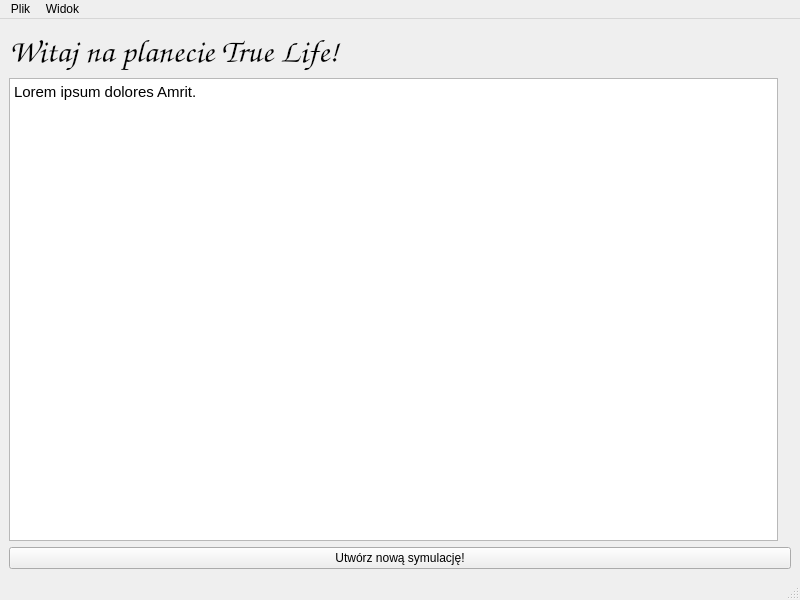
Old version of the form src/TrueLife/View/mainwindow.ui in the repository ppawel11/True-Life.
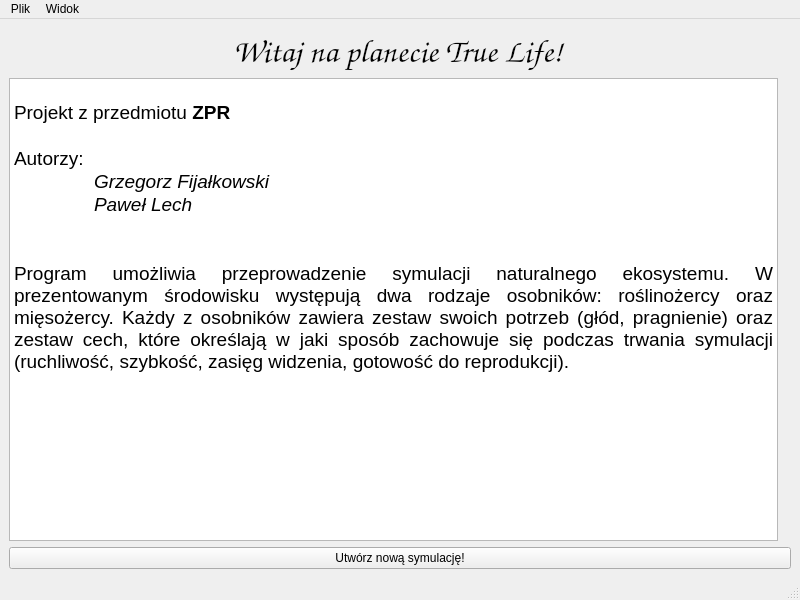
New version of the form. Icons and pictures are not drawn.

Commit message: Zmiany wizualne | kontynuacja symulacji na powrót ze statsów

What changed in the file:
```diff
--- a/src/TrueLife/View/mainwindow.ui
+++ b/src/TrueLife/View/mainwindow.ui
@@ -19,7 +19,7 @@
   </property>
   <widget class="QWidget" name="centralwidget">
    <layout class="QGridLayout" name="gridLayout">
-    <item row="0" column="0" colspan="2">
+    <item row="0" column="0" colspan="2" alignment="Qt::AlignHCenter">
      <widget class="QLabel" name="label">
       <property name="font">
        <font>
@@ -39,7 +39,18 @@
 &lt;html&gt;&lt;head&gt;&lt;meta name=&quot;qrichtext&quot; content=&quot;1&quot; /&gt;&lt;style type=&quot;text/css&quot;&gt;
 p, li { white-space: pre-wrap; }
 &lt;/style&gt;&lt;/head&gt;&lt;body style=&quot; font-family:'Ubuntu'; font-size:11pt; font-weight:400; font-style:normal;&quot;&gt;
-&lt;p style=&quot; margin-top:0px; margin-bottom:0px; margin-left:0px; margin-right:0px; -qt-block-indent:0; text-indent:0px;&quot;&gt;Lorem ipsum dolores Amrit.&lt;/p&gt;&lt;/body&gt;&lt;/html&gt;</string>
+&lt;p style=&quot;-qt-paragraph-type:empty; margin-top:0px; margin-bottom:0px; margin-left:0px; margin-right:0px; -qt-block-indent:0; text-indent:0px;&quot;&gt;&lt;br /&gt;&lt;/p&gt;
+&lt;p style=&quot; margin-top:0px; margin-bottom:0px; margin-left:0px; margin-right:0px; -qt-block-indent:0; text-indent:0px;&quot;&gt;&lt;span style=&quot; font-size:14pt;&quot;&gt;Projekt z przedmiotu &lt;/span&gt;&lt;span style=&quot; font-size:14pt; font-weight:600;&quot;&gt;ZPR&lt;/span&gt;&lt;/p&gt;
+&lt;p style=&quot;-qt-paragraph-type:empty; margin-top:0px; margin-bottom:0px; margin-left:0px; margin-right:0px; -qt-block-indent:0; text-indent:0px; font-size:14pt; font-weight:600;&quot;&gt;&lt;br /&gt;&lt;/p&gt;
+&lt;p style=&quot; margin-top:0px; margin-bottom:0px; margin-left:0px; margin-right:0px; -qt-block-indent:0; text-indent:0px;&quot;&gt;&lt;span style=&quot; font-size:14pt;&quot;&gt;Autorzy:&lt;/span&gt;&lt;/p&gt;
+&lt;p style=&quot; margin-top:0px; margin-bottom:0px; margin-left:0px; margin-right:0px; -qt-block-indent:0; text-indent:0px;&quot;&gt;&lt;span style=&quot; font-size:14pt; font-style:italic;&quot;&gt;	Grzegorz Fijałkowski&lt;/span&gt;&lt;/p&gt;
+&lt;p style=&quot; margin-top:0px; margin-bottom:0px; margin-left:0px; margin-right:0px; -qt-block-indent:0; text-indent:0px;&quot;&gt;&lt;span style=&quot; font-size:14pt; font-style:italic;&quot;&gt;	Paweł Lech&lt;/span&gt;&lt;/p&gt;
+&lt;p style=&quot;-qt-paragraph-type:empty; margin-top:0px; margin-bottom:0px; margin-left:0px; margin-right:0px; -qt-block-indent:0; text-indent:0px; font-size:14pt;&quot;&gt;&lt;br /&gt;&lt;/p&gt;
+&lt;p style=&quot;-qt-paragraph-type:empty; margin-top:0px; margin-bottom:0px; margin-left:0px; margin-right:0px; -qt-block-indent:0; text-indent:0px; font-size:14pt;&quot;&gt;&lt;br /&gt;&lt;/p&gt;
+&lt;p align=&quot;justify&quot; style=&quot; margin-top:0px; margin-bottom:0px; margin-left:0px; margin-right:0px; -qt-block-indent:0; text-indent:0px;&quot;&gt;&lt;span style=&quot; font-size:14pt;&quot;&gt;Program umożliwia przeprowadzenie symulacji naturalnego ekosystemu. W prezentowanym środowisku występują dwa rodzaje osobników: roślinożercy oraz mięsożercy. Każdy z osobników zawiera zestaw swoich potrzeb (głód, pragnienie) oraz zestaw cech, które określają w jaki sposób zachowuje się podczas trwania symulacji (ruchliwość, szybkość, zasięg widzenia, gotowość do reprodukcji).&lt;/span&gt;&lt;/p&gt;&lt;/body&gt;&lt;/html&gt;</string>
+      </property>
+      <property name="cursorWidth">
+       <number>0</number>
       </property>
       <property name="textInteractionFlags">
        <set>Qt::TextSelectableByKeyboard|Qt::TextSelectableByMouse</set>
```
The commit also changes 12 other files.
